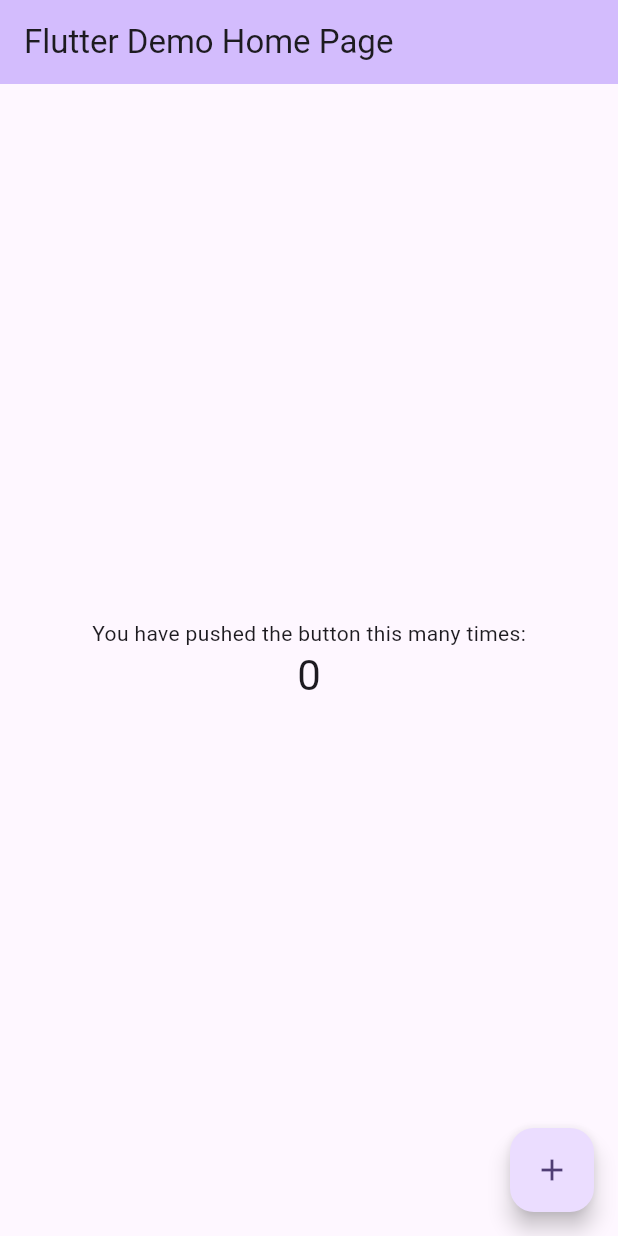
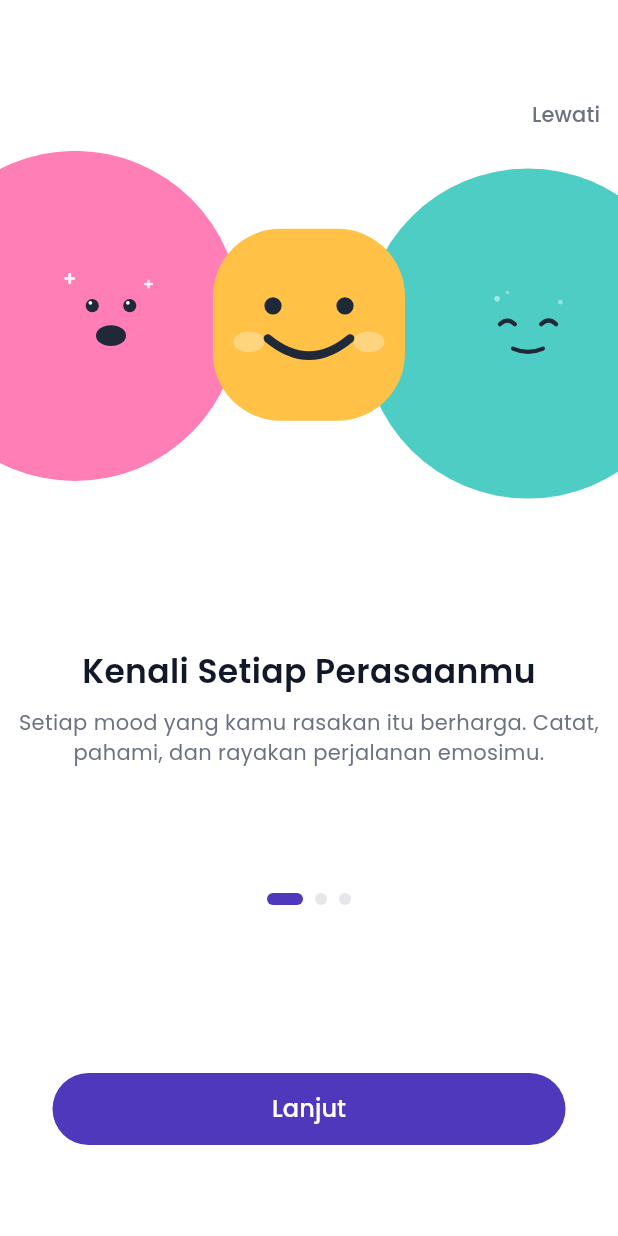
Before and after one commit to Amelinda2705/mood_tracker, a Flutter app: the screen it shows after launch, on a phone screen of 412 x 824 dp. Run offline on Flutter 3.47's test engine with Material 3 defaults, Android fonts, the phone set to English and light mode, and no system bars; drawn by our look-alikes of carousel_slider; our stand-ins replace flutter_svg, google_fonts, material_ui.

Commit message:
feat: onboarding pages + logic

```diff
--- /dev/null
+++ b/lib/commons/global.dart
@@ -0,0 +1,28 @@
+import 'package:material_ui/material_ui.dart';
+
+class Global {
+  // colors
+  Color surface = Colors.white;
+  Color primary = const Color(0xff5038BC);
+  Color primarySubtle = const Color(0xffE4DEF7);
+  Color textPrimary = const Color(0xff111827);
+  Color textSecondary = const Color(0xff6B7280);
+  Color textOnPrimary = Colors.white;
+  Color borderDefault = const Color(0xffE5E7EB);
+  Color moodExcited = const Color(0xffFF7EB6);
+  Color moodHappy = const Color(0xffFFC247);
+  Color moodCalm = const Color(0xff4ECDC4);
+  Color moodSad = const Color(0xff5B9BF0);
+  Color moodAnxious = const Color(0xffB49AF2);
+  Color moodAngry = const Color(0xffFF6B5B);
+
+
+  // fonts weight
+  FontWeight extraBold = FontWeight.w800;
+  FontWeight bold = FontWeight.w700;
+  FontWeight semiBold = FontWeight.w600;
+  FontWeight medium = FontWeight.w500;
+  FontWeight regular = FontWeight.w400;
+  FontWeight light = FontWeight.w300;
+  FontWeight extraLight = FontWeight.w200;
+}
--- a/lib/main.dart
+++ b/lib/main.dart
@@ -1,4 +1,7 @@
+import 'package:google_fonts/google_fonts.dart';
 import 'package:material_ui/material_ui.dart';
+import 'package:mood_tracker/commons/global.dart';
+import 'package:mood_tracker/pages/onboarding_page.dart';
 
 void main() {
   runApp(const MyApp());
@@ -7,116 +10,16 @@ void main() {
 class MyApp extends StatelessWidget {
   const MyApp({super.key});
 
-  // This widget is the root of your application.
   @override
   Widget build(BuildContext context) {
     return MaterialApp(
-      title: 'Flutter Demo',
+      debugShowCheckedModeBanner: false,
       theme: ThemeData(
-        // This is the theme of your application.
-        //
-        // TRY THIS: Try running your application with "flutter run". You'll see
-        // the application has a purple toolbar. Then, without quitting the app,
-        // try changing the seedColor in the colorScheme below to Colors.green
-        // and then invoke "hot reload" (save your changes or press the "hot
-        // reload" button in a Flutter-supported IDE, or press "r" if you used
-        // the command line to start the app).
-        //
-        // Notice that the counter didn't reset back to zero; the application
-        // state is not lost during the reload. To reset the state, use hot
-        // restart instead.
-        //
-        // This works for code too, not just values: Most code changes can be
-        // tested with just a hot reload.
-        colorScheme: .fromSeed(seedColor: Colors.deepPurple),
+        fontFamily: GoogleFonts.poppins().fontFamily,
+        scaffoldBackgroundColor: Global().surface,
       ),
-      home: const MyHomePage(title: 'Flutter Demo Home Page'),
+
+      home: OnBoardingPage(),
     );
   }
 }
-
-class MyHomePage extends StatefulWidget {
-  const MyHomePage({super.key, required this.title});
-
-  // This widget is the home page of your application. It is stateful, meaning
-  // that it has a State object (defined below) that contains fields that affect
-  // how it looks.
-
-  // This class is the configuration for the state. It holds the values (in this
-  // case the title) provided by the parent (in this case the App widget) and
-  // used by the build method of the State. Fields in a Widget subclass are
-  // always marked "final".
-
-  final String title;
-
-  @override
-  State<MyHomePage> createState() => _MyHomePageState();
-}
-
-class _MyHomePageState extends State<MyHomePage> {
-  int _counter = 0;
-
-  void _incrementCounter() {
-    setState(() {
-      // This call to setState tells the Flutter framework that something has
-      // changed in this State, which causes it to rerun the build method below
-      // so that the display can reflect the updated values. If we changed
-      // _counter without calling setState(), then the build method would not be
-      // called again, and so nothing would appear to happen.
-      _counter++;
-    });
-  }
-
-  @override
-  Widget build(BuildContext context) {
-    // This method is rerun every time setState is called, for instance as done
-    // by the _incrementCounter method above.
-    //
-    // The Flutter framework has been optimized to make rerunning build methods
-    // fast, so that you can just rebuild anything that needs updating rather
-    // than having to individually change instances of widgets.
-    return Scaffold(
-      appBar: AppBar(
-        // TRY THIS: Try changing the color here to a specific color (to
-        // Colors.amber, perhaps?) and trigger a hot reload to see the AppBar
-        // change color while the other colors stay the same.
-        backgroundColor: Theme.of(context).colorScheme.inversePrimary,
-        // Here we take the value from the MyHomePage object that was created by
-        // the App.build method, and use it to set our appbar title.
-        title: Text(widget.title),
-      ),
-      body: Center(
-        // Center is a layout widget. It takes a single child and positions it
-        // in the middle of the parent.
-        child: Column(
-          // Column is also a layout widget. It takes a list of children and
-          // arranges them vertically. By default, it sizes itself to fit its
-          // children horizontally, and tries to be as tall as its parent.
-          //
-          // Column has various properties to control how it sizes itself and
-          // how it positions its children. Here we use mainAxisAlignment to
-          // center the children vertically; the main axis here is the vertical
-          // axis because Columns are vertical (the cross axis would be
-          // horizontal).
-          //
-          // TRY THIS: Invoke "debug painting" (choose the "Toggle Debug Paint"
-          // action in the IDE, or press "p" in the console), to see the
-          // wireframe for each widget.
-          mainAxisAlignment: .center,
-          children: [
-            const Text('You have pushed the button this many times:'),
-            Text(
-              '$_counter',
-              style: Theme.of(context).textTheme.headlineMedium,
-            ),
-          ],
-        ),
-      ),
-      floatingActionButton: FloatingActionButton(
-        onPressed: _incrementCounter,
-        tooltip: 'Increment',
-        child: const Icon(Icons.add),
-      ),
-    );
-  }
-}
--- /dev/null
+++ b/lib/pages/onboarding_page.dart
@@ -0,0 +1,444 @@
+import 'dart:math' as math;
+
+import 'package:carousel_slider/carousel_slider.dart';
+import 'package:flutter_svg/svg.dart';
+import 'package:material_ui/material_ui.dart';
+import 'package:mood_tracker/commons/global.dart';
+
+class OnBoardingPage extends StatefulWidget {
+  const OnBoardingPage({super.key});
+
+  @override
+  State<OnBoardingPage> createState() => _OnBoardingPageState();
+}
+
+class _OnBoardingPageState extends State<OnBoardingPage> {
+  int currentIndex = 0;
+  CarouselSliderController carouselController = CarouselSliderController();
+
+  List<String> titles = [
+    "Kenali Setiap Perasaanmu",
+    "Catat Mood dalam Hitungan Detik",
+    "Temukan Pola & Pemicunya",
+  ];
+
+  List<String> desc = [
+    "Setiap mood yang kamu rasakan itu berharga. Catat, pahami, dan rayakan perjalanan emosimu.",
+    "Pilih mood, tambahkan catatan singkat, dan selesai. Secepat itu untuk mengenal dirimu lebih baik.",
+    "Lihat tren emosimu dari waktu ke waktu dan pahami apa yang memengaruhi harimu.",
+  ];
+
+  @override
+  Widget build(BuildContext context) {
+    return Scaffold(
+      body: Column(
+        mainAxisAlignment: MainAxisAlignment.center,
+        children: [
+          Align(
+            alignment: Alignment.centerRight,
+            child: TextButton(
+              onPressed: () {
+                carouselController.animateToPage(2);
+              },
+              style: TextButton.styleFrom(
+                overlayColor: Colors.transparent,
+              ),
+              child: Text(
+                currentIndex == 2 ? "" : "Lewati",
+                style: TextStyle(
+                  fontSize: 14,
+                  fontWeight: Global().medium,
+                  color: Global().textSecondary,
+                ),
+              ),
+            ),
+          ),
+          CarouselSlider(
+            items: [
+              // Image: Page 1
+              SizedBox(
+                height: 380,
+                width: double.infinity,
+                child: Stack(
+                  clipBehavior: Clip.none,
+                  children: [
+                    Positioned(
+                      left: -60,
+                      top: 0,
+                      child: Container(
+                        width: 220,
+                        height: 220,
+                        alignment: Alignment.centerRight,
+                        decoration: BoxDecoration(
+                          color: Global().moodExcited,
+                          borderRadius: BorderRadius.circular(110),
+                        ),
+                        padding: EdgeInsets.only(right: 51),
+                        child: SvgPicture.asset(
+                          'assets/mood_excited.svg',
+                          height: 70,
+                          width: 70,
+                        ),
+                      ),
+                    ),
+                    Positioned(
+                      right: -50,
+                      bottom: 0,
+                      child: Container(
+                        width: 220,
+                        height: 220,
+                        alignment: Alignment.center,
+                        decoration: BoxDecoration(
+                          color: Global().moodCalm,
+                          borderRadius: BorderRadius.circular(110),
+                        ),
+                        child: SvgPicture.asset(
+                          'assets/mood_calm.svg',
+                          height: 70,
+                          width: 70,
+                        ),
+                      ),
+                    ),
+                    Center(
+                      child: Container(
+                        width: 128,
+                        height: 128,
+                        decoration: BoxDecoration(
+                          color: Global().moodHappy,
+                          borderRadius: BorderRadius.circular(45),
+                        ),
+                        child: SvgPicture.asset('assets/mood_happy.svg'),
+                      ),
+                    ),
+                  ],
+                ),
+              ),
+              // Image: Page 2
+              SizedBox(
+                height: 370,
+                width: double.infinity,
+                child: Stack(
+                  clipBehavior: Clip.none,
+                  children: [
+                    Positioned(
+                      left: -50,
+                      bottom: 0,
+                      child: Container(
+                        width: 160,
+                        height: 160,
+                        alignment: Alignment.centerRight,
+                        decoration: BoxDecoration(
+                          color: Global().moodSad,
+                          borderRadius: BorderRadius.circular(110),
+                        ),
+                      ),
+                    ),
+                    Positioned(
+                      right: -60,
+                      top: 0,
+                      child: Container(
+                        width: 200,
+                        height: 200,
+                        alignment: Alignment.center,
+                        decoration: BoxDecoration(
+                          color: Global().moodHappy,
+                          borderRadius: BorderRadius.circular(110),
+                        ),
+                      ),
+                    ),
+                    Positioned(
+                      top: 40,
+                      right: 83,
+                      child: Transform.rotate(
+                        angle: -6 * math.pi / 180,
+                        child: Container(
+                          width: 88,
+                          height: 88,
+                          decoration: BoxDecoration(
+                            color: Global().moodHappy,
+                            borderRadius: BorderRadius.circular(31),
+                          ),
+                          child: SvgPicture.asset('assets/mood_happy.svg'),
+                        ),
+                      ),
+                    ),
+                    Positioned(
+                      left: 67.75,
+                      bottom: 200,
+                      child: Transform.rotate(
+                        angle: 8 * math.pi / 180,
+                        child: Container(
+                          width: 88,
+                          height: 88,
+                          decoration: BoxDecoration(
+                            color: Global().moodCalm,
+                            borderRadius: BorderRadius.circular(31),
+                          ),
+                          child: SvgPicture.asset('assets/mood_calm.svg'),
+                        ),
+                      ),
+                    ),
+                    Positioned(
+                      left: 80,
+                      bottom: 92,
+                      child: Transform.rotate(
+                        angle: -5 * math.pi / 180,
+                        child: Container(
+                          width: 88,
+                          height: 88,
+                          decoration: BoxDecoration(
+                            color: Global().moodSad,
+                            borderRadius: BorderRadius.circular(31),
+                          ),
+                          child: SvgPicture.asset('assets/mood_sad.svg'),
+                        ),
+                      ),
+                    ),
+                    Positioned(
+                      top: 210,
+                      right: 92,
+                      child: Transform.rotate(
+                        angle: 6 * math.pi / 180,
+                        child: Container(
+                          width: 88,
+                          height: 88,
+                          decoration: BoxDecoration(
+                            color: Global().moodExcited,
+                            borderRadius: BorderRadius.circular(31),
+                          ),
+                          child: SvgPicture.asset('assets/mood_excited.svg'),
+                        ),
+                      ),
+                    ),
+                  ],
+                ),
+              ),
+              // Image: Page 3
+              SizedBox(
+                height: 365,
+                width: double.infinity,
+                child: Stack(
+                  clipBehavior: Clip.none,
+                  children: [
+                    Positioned(
+                      right: -59,
+                      bottom: 0,
+                      child: Container(
+                        width: 170,
+                        height: 170,
+                        alignment: Alignment.centerRight,
+                        decoration: BoxDecoration(
+                          color: Global().moodAngry,
+                          borderRadius: BorderRadius.circular(110),
+                        ),
+                      ),
+                    ),
+                    Positioned(
+                      top: 4,
+                      left: -70,
+                      child: Container(
+                        width: 200,
+                        height: 200,
+                        alignment: Alignment.center,
+                        decoration: BoxDecoration(
+                          color: Global().moodAnxious,
+                          borderRadius: BorderRadius.circular(110),
+                        ),
+                      ),
+                    ),
+                    Positioned(
+                      top: 24,
+                      left: 63,
+                      child: Transform.rotate(
+                        angle: 6 * math.pi / 180,
+                        child: Container(
+                          width: 64,
+                          height: 64,
+                          decoration: BoxDecoration(
+                            color: Global().moodHappy,
+                            borderRadius: BorderRadius.circular(29),
+                          ),
+                          child: SvgPicture.asset('assets/mood_happy.svg'),
+                        ),
+                      ),
+                    ),
+                    Positioned(
+                      top: 0,
+                      left: 160,
+                      child: Transform.rotate(
+                        angle: -4 * math.pi / 180,
+                        child: Container(
+                          width: 64,
+                          height: 64,
+                          decoration: BoxDecoration(
+                            color: Global().moodSad,
+                            borderRadius: BorderRadius.circular(23),
+                          ),
+                          child: SvgPicture.asset('assets/mood_sad.svg'),
+                        ),
+                      ),
+                    ),
+                    Positioned(
+                      top: 29,
+                      right: 76,
+                      child: Transform.rotate(
+                        angle: 4 * math.pi / 180,
+                        child: Container(
+                          width: 64,
+                          height: 64,
+                          decoration: BoxDecoration(
+                            color: Global().moodAngry,
+                            borderRadius: BorderRadius.circular(23),
+                          ),
+                          child: SvgPicture.asset('assets/mood_angry.svg'),
+                        ),
+                      ),
+                    ),
+                    Positioned(
+                      left: 70,
+                      bottom: 177,
+                      child: Transform.rotate(
+                        angle: -5 * math.pi / 180,
+                        child: Container(
+                          width: 64,
+                          height: 64,
+                          decoration: BoxDecoration(
+                            color: Global().moodCalm,
+                            borderRadius: BorderRadius.circular(23),
+                          ),
+                          child: SvgPicture.asset('assets/mood_calm.svg'),
+                        ),
+                      ),
+                    ),
+                    Positioned(
+                      bottom: 146,
+                      left: 154,
+                      child: Transform.rotate(
+                        angle: 5 * math.pi / 180,
+                        child: Container(
+                          width: 64,
+                          height: 64,
+                          decoration: BoxDecoration(
+                            color: Global().moodAnxious,
+                            borderRadius: BorderRadius.circular(23),
+                          ),
+                          child: SvgPicture.asset('assets/mood_anxious.svg'),
+                        ),
+                      ),
+                    ),
+                    Positioned(
+                      bottom: 177,
+                      right: 69,
+                      child: Transform.rotate(
+                        angle: -6 * math.pi / 180,
+                        child: Container(
+                          width: 64,
+                          height: 64,
+                          decoration: BoxDecoration(
+                            color: Global().moodExcited,
+                            borderRadius: BorderRadius.circular(23),
+                          ),
+                          child: SvgPicture.asset('assets/mood_excited.svg'),
+                        ),
+                      ),
+                    ),
+                  ],
+                ),
+              ),
+            ],
+            options: CarouselOptions(
+              enableInfiniteScroll: false,
+              viewportFraction: 1.0,
+              onPageChanged: (index, reason) {
+                setState(() {
+                  currentIndex = index;
+                });
+              },
+            ),
+            carouselController: carouselController,
+          ),
+          const SizedBox(height: 100),
+          Text(
+            titles[currentIndex],
+            style: TextStyle(
+              color: Global().textPrimary,
+              fontSize: 22,
+              fontWeight: Global().semiBold,
+            ),
+            textAlign: TextAlign.center,
+          ),
+          const SizedBox(height: 8),
+          Text(
+            desc[currentIndex],
+            style: TextStyle(
+              color: Global().textSecondary,
+              fontSize: 14,
+              fontWeight: Global().regular,
+            ),
+            textAlign: TextAlign.center,
+          ),
+          SizedBox(height: 84),
+          Row(
+            mainAxisAlignment: MainAxisAlignment.center,
+            spacing: 8,
+            children: [
+              Container(
+                width: currentIndex == 0 ? 24 : 8,
+                height: 8,
+                decoration: BoxDecoration(
+                  borderRadius: BorderRadius.circular(12),
+                  color: currentIndex == 0
+                      ? Global().primary
+                      : Global().borderDefault,
+                ),
+              ),
+              Container(
+                width: currentIndex == 1 ? 24 : 8,
+                height: 8,
+                decoration: BoxDecoration(
+                  borderRadius: BorderRadius.circular(12),
+                  color: currentIndex == 1
+                      ? Global().primary
+                      : Global().borderDefault,
+                ),
+              ),
+              Container(
+                width: currentIndex == 2 ? 24 : 8,
+                height: 8,
+                decoration: BoxDecoration(
+                  borderRadius: BorderRadius.circular(12),
+                  color: currentIndex == 2
+                      ? Global().primary
+                      : Global().borderDefault,
+                ),
+              ),
+            ],
+          ),
+          SizedBox(height: 104),
+          TextButton(
+            onPressed: () {
+              if (currentIndex == 2) {
+              } else {
+                carouselController.nextPage();
+              }
+            },
+            child: Container(
+              width: 342,
+              height: 48,
+              decoration: BoxDecoration(
+                color: Global().primary,
+                borderRadius: BorderRadius.circular(300),
+              ),
+              child: Center(
+                child: Text(
+                  currentIndex == 2 ? "Mulai Sekarang" : "Lanjut",
+                  style: TextStyle(fontSize: 16, color: Global().textOnPrimary),
+                ),
+              ),
+            ),
+          ),
+        ],
+      ),
+    );
+  }
+}
```
Also changed, not shown: analysis_options.yaml (+9 -33 lines), pubspec.yaml (+21 -76 lines), assets/mood_angry.svg (added), assets/mood_anxious.svg (added), assets/mood_calm.svg (added), assets/mood_excited.svg (added), assets/mood_happy.svg (added), assets/mood_sad.svg (added), pubspec.lock, 2 other files.
